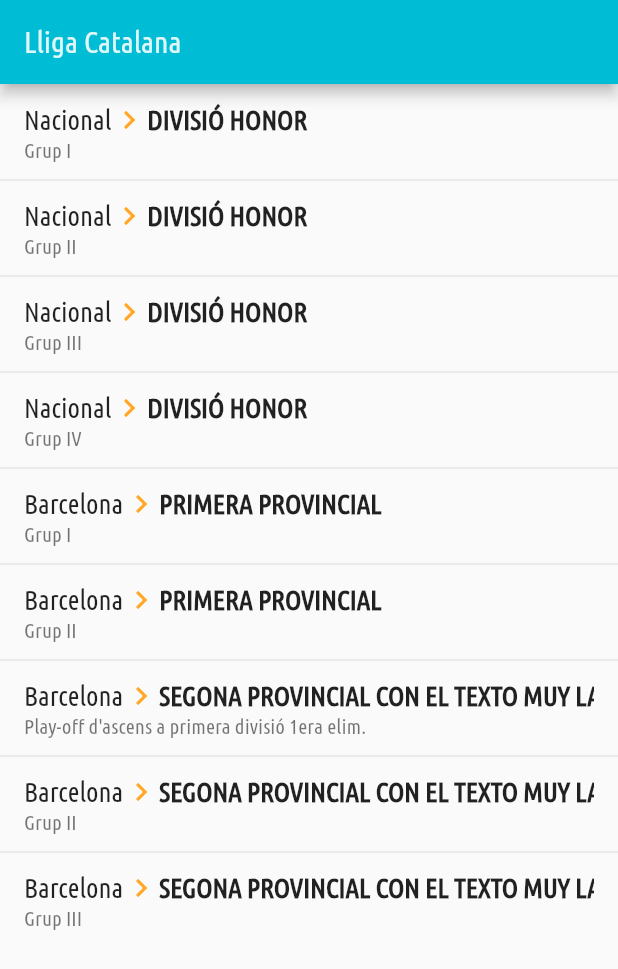
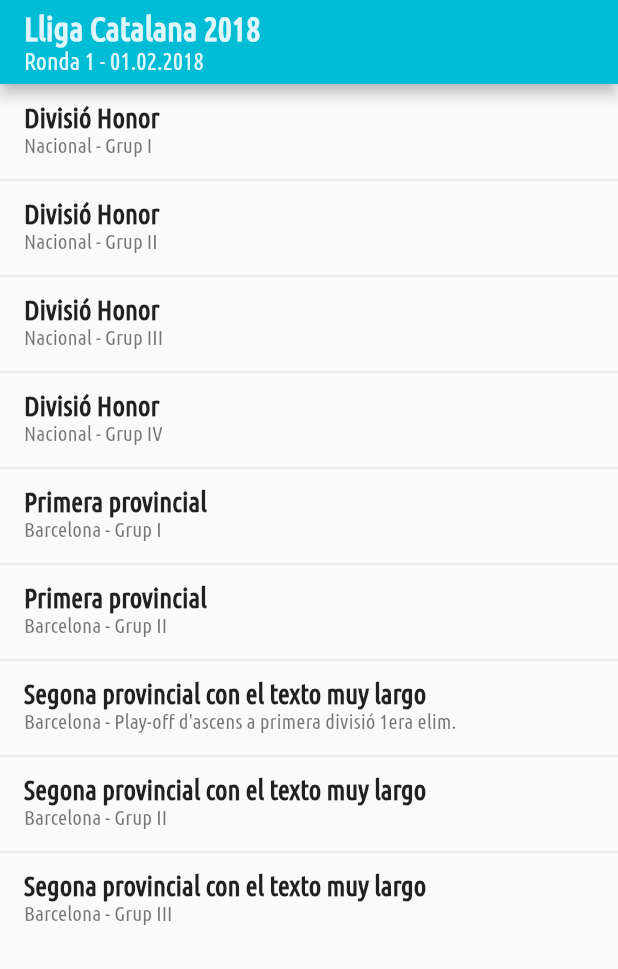
Before and after one commit to espartero/catchess, a Flutter app: the screen it shows after launch, on a phone screen of 412 x 824 dp. Shown: the top 969 px of the screen. Run offline on Flutter 3.47's test engine with Material 2 defaults, Android fonts, the phone set to English and light mode, and no system bars.

Commit message:
Change items layout

```diff
--- a/lib/main.dart
+++ b/lib/main.dart
@@ -18,7 +18,7 @@ class MyApp extends StatelessWidget {
         primaryColor: Color(0xFF00BCD4),
         secondaryHeaderColor: Color(0xFF4DD0E1),
         accentColor: Color(0xFFFFA726),
-        fontFamily: "UbuntuCondensed"
+        fontFamily: "UbuntuCondensed",
       ),
       home: Scaffold(
         body: RoundGroupsPage(),
--- a/lib/module/league/round_groups_view.dart
+++ b/lib/module/league/round_groups_view.dart
@@ -44,12 +44,28 @@ class _RoundGroupsState extends State<RoundGroupsPage>
 
     return Scaffold(
       appBar: AppBar(
-        title: Text(
-          "Lliga Catalana", // TODO i18n
-          style: TextStyle(
-            color: Colors.cyan[50], // TODO style
-          ),
-        ), // TODO i18n + review text style
+        title: Column(
+          crossAxisAlignment: CrossAxisAlignment.start,
+          mainAxisAlignment: MainAxisAlignment.center,
+          children: <Widget>[
+            Text(
+              "Lliga Catalana 2018", // TODO i18n
+              style: TextStyle(
+                color: Colors.cyan[50], // TODO style
+                fontWeight: FontWeight.w700,
+                fontSize: 22.0,
+              ),
+            ),
+            Text(
+              "Ronda 1 - 01.02.2018", // TODO i18n
+              style: TextStyle(
+                color: Colors.cyan[50], // TODO style
+                fontSize: 16.0,
+              ),
+            ),
+          ],
+        ),
+        brightness: Brightness.dark,
       ),
       body: RefreshIndicator(
         key: _refreshIndicatorKey,
@@ -58,20 +74,6 @@ class _RoundGroupsState extends State<RoundGroupsPage>
             physics: const AlwaysScrollableScrollPhysics(),
             itemBuilder: (context, i) {
               final Group group = _roundGroups.groups[i];
-              final List children = <Widget>[
-                Text(
-                  group.category.name,
-                  style: headTextStyle,
-                ),
-                Icon(
-                  Icons.navigate_next,
-                  color: Theme.of(context).accentColor,
-                ),
-                Text(
-                  group.subcategory.name.toUpperCase(),
-                  style: headBoldTextStyle,
-                )
-              ];
 
               return Container(
                 height: 40.0,
@@ -84,12 +86,17 @@ class _RoundGroupsState extends State<RoundGroupsPage>
                       children: [
                         Row(
                           crossAxisAlignment: CrossAxisAlignment.center,
-                          children: children,
+                          children: <Widget>[
+                            Text(
+                              group.subcategory.name,
+                              style: headBoldTextStyle,
+                            )
+                          ],
                         ),
                         Row(
                           children: <Widget>[
                             Text(
-                              group.name,
+                              group.category.name + " - " + group.name,
                               style: subheadTextStyle,
                             ),
                           ],
--- a/lib/repository/mock/group_repository_mock.dart
+++ b/lib/repository/mock/group_repository_mock.dart
@@ -9,7 +9,7 @@ import '../../model/group_data.dart';
 
 /// A mock for the [GroupRepository].
 class GroupRepositoryMock implements GroupRepository {
-  static const _responseDelayMillis = 100;
+  static const _responseDelayMillis = 1000;
   static const _errorFrequency = 5;
 
   RoundGroups _roundGroups;
```
